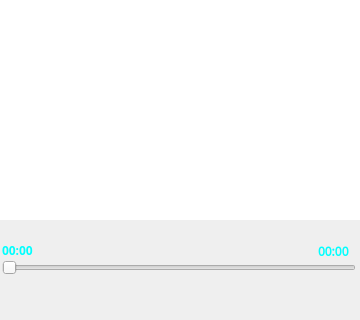
Qt form qt/music/widget.ui (HBrightUp/lang-learn) before a commit; both pictures show x 0 to 360 and y 320 to 640 of the 360 by 640 pixel window.
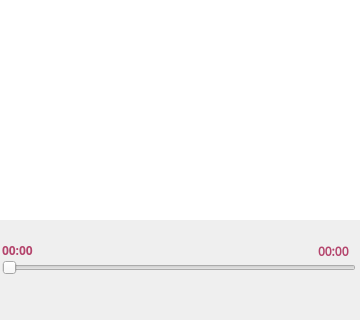
The same form after that commit. Icons and pictures are not drawn.

```diff
--- a/qt/music/widget.ui
+++ b/qt/music/widget.ui
@@ -94,11 +94,11 @@
 
 </string>
    </property>
-   <widget class="QWidget" name="">
+   <widget class="QWidget" name="layoutWidget">
     <property name="geometry">
      <rect>
       <x>0</x>
-      <y>40</y>
+      <y>41</y>
       <width>351</width>
       <height>41</height>
      </rect>
@@ -118,6 +118,12 @@
        <property name="text">
         <string/>
        </property>
+       <property name="iconSize">
+        <size>
+         <width>50</width>
+         <height>50</height>
+        </size>
+       </property>
       </widget>
      </item>
      <item>
@@ -291,7 +297,7 @@
    </property>
    <property name="styleSheet">
     <string notr="true">*{
-	color: #00FFFF;
+	color: #b4446c;
 }</string>
    </property>
    <property name="text">
@@ -339,7 +345,7 @@
    </property>
    <property name="styleSheet">
     <string notr="true">*{
-	color: #00FFFF;
+	color: #b4446c;
 }</string>
    </property>
    <property name="text">
```
Left out of the diff: 12 changed lines with no effect on the pictures.
